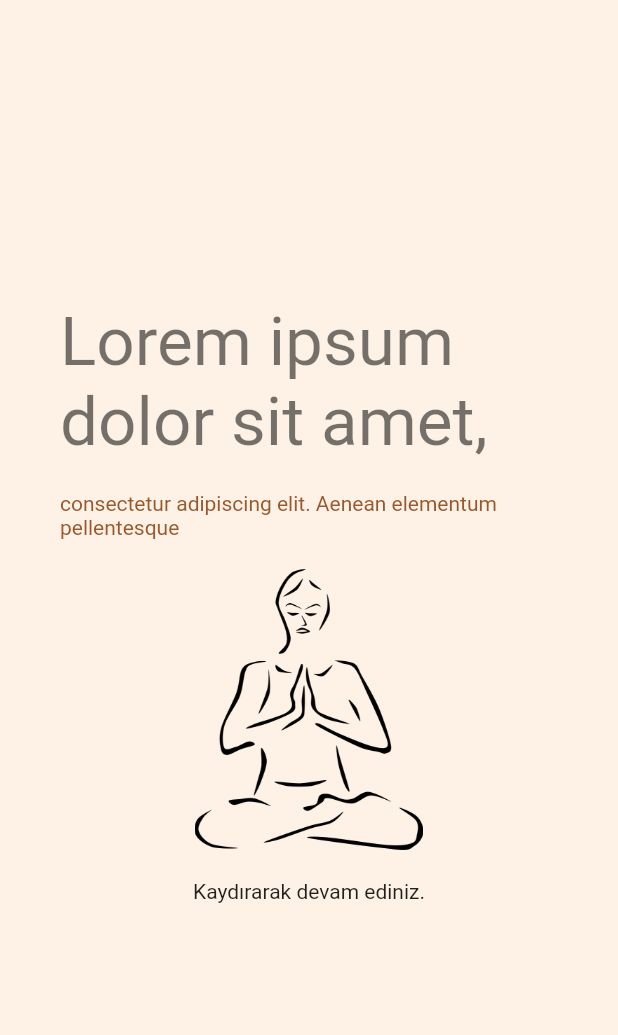
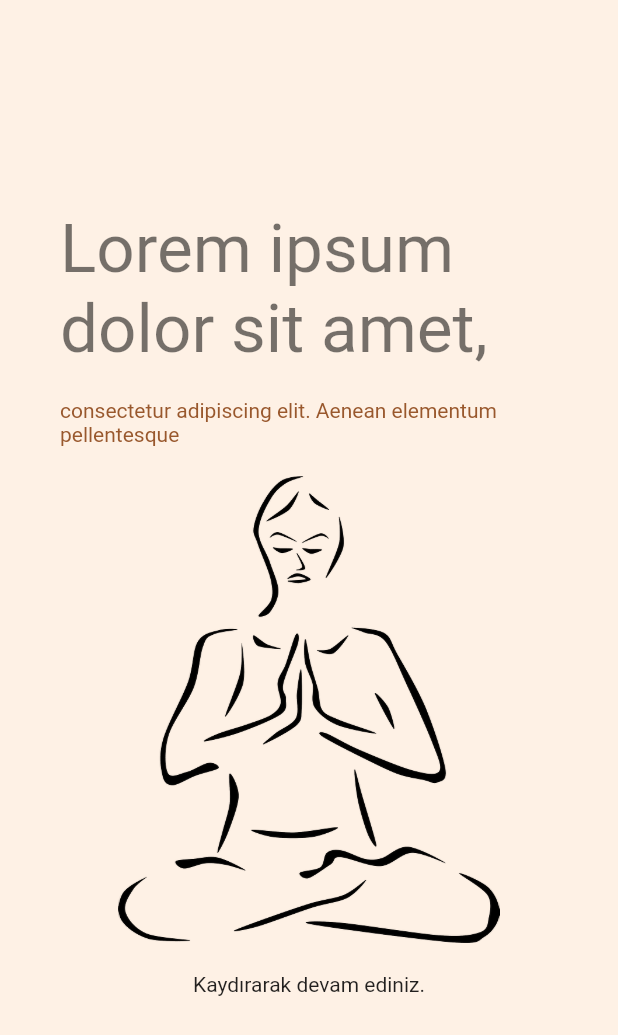
Before and after one commit to ulasyl/design, a Flutter app: the karsilama screen opened directly, on a phone screen of 412 x 824 dp. Shown: the top 1035 px of the screen. Run offline on Flutter 3.47's test engine with Material 2 defaults, Android fonts, the phone set to English and light mode, and no system bars; missing offline and left inert: dart:ffi.

Commit message:
güncelleme

```diff
--- a/lib/main.dart
+++ b/lib/main.dart
@@ -1,6 +1,7 @@
 import 'package:flutter/material.dart';
 import 'package:proje/screens/first_screen.dart';
 import 'package:proje/screens/main_educator.dart';
+import 'package:proje/screens/responsive.dart';
 
 void main() {
   runApp(const MyApp());
@@ -27,7 +28,7 @@ class MyApp extends StatelessWidget {
         ),
         scaffoldBackgroundColor: mainColor
       ),
-      home: const mainEducator()
+      home: const karsilama()
     );
   }
 }
--- a/lib/screens/first_screen.dart
+++ b/lib/screens/first_screen.dart
@@ -35,7 +35,7 @@ class _karsilamaState extends State<karsilama> {
                     ),),
                   ),
                   AspectRatio(
-                    aspectRatio: 16/9,
+                    aspectRatio: 16/15,
                     child: Image.asset("assets/images/gorsel1.png",height: 300)),
                   const Padding(
                     padding: EdgeInsets.symmetric(vertical: 20.0),
--- a/lib/screens/main_educator.dart
+++ b/lib/screens/main_educator.dart
@@ -3,6 +3,7 @@ import 'package:flutter/src/widgets/container.dart';
 import 'package:flutter/src/widgets/framework.dart';
 import 'package:proje/common/appBarBack.dart';
 import 'package:proje/main.dart';
+import 'package:proje/screens/responsive.dart';
 import 'package:proje/widgets/primary-button.dart';
 
 class mainEducator extends StatefulWidget {
@@ -32,7 +33,7 @@ class _mainEducatorState extends State<mainEducator> {
           ),
           Padding(
             padding: const EdgeInsets.only(bottom:30.0),
-            child: primaryButton("Mesaj Gönder",null),
+            child: primaryButton("Mesaj Gönder",responsive()),
           ),
           Container(
             width: MediaQuery.of(context).size.width,
--- a/lib/screens/meditation_screen.dart
+++ b/lib/screens/meditation_screen.dart
@@ -4,6 +4,7 @@ import 'package:flutter/src/widgets/framework.dart';
 import 'package:proje/common/appBar.dart';
 import 'package:proje/common/appBarBack.dart';
 import 'package:proje/main.dart';
+import 'package:proje/screens/responsive.dart';
 
 import '../widgets/primary-button.dart';
 
@@ -102,7 +103,7 @@ class _meditationScreenState extends State<meditationScreen> {
            ),
            const Expanded(
             flex:2,
-            child: primaryButton("Şimdi çal",null),
+            child: primaryButton("Şimdi çal",responsive()),
           )
           ]),
         )]),
```
Also changed, not shown: lib/screens/responsive.dart (+8 -1 lines).
